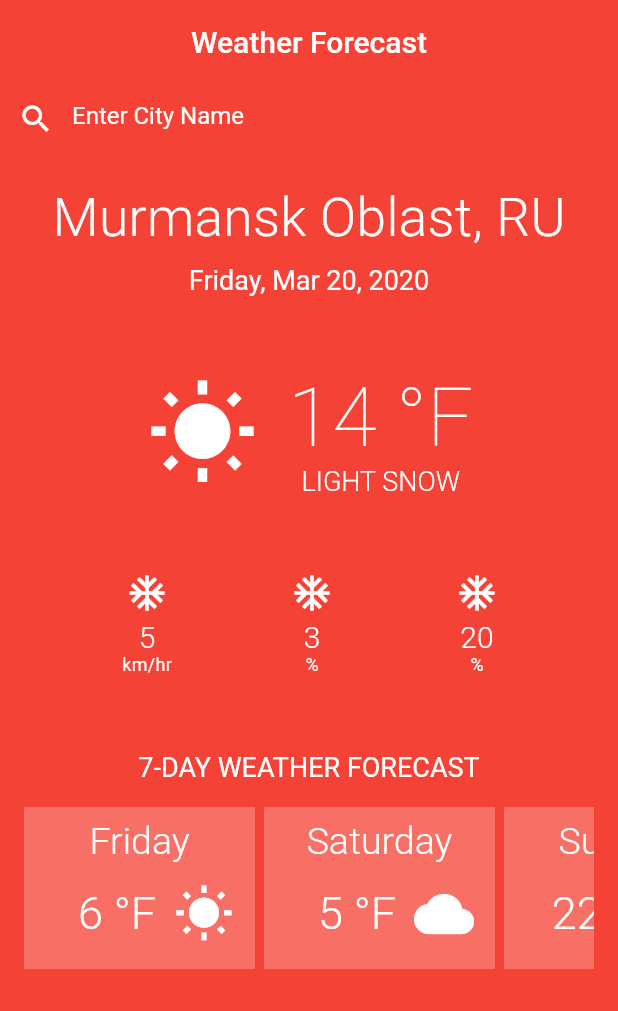
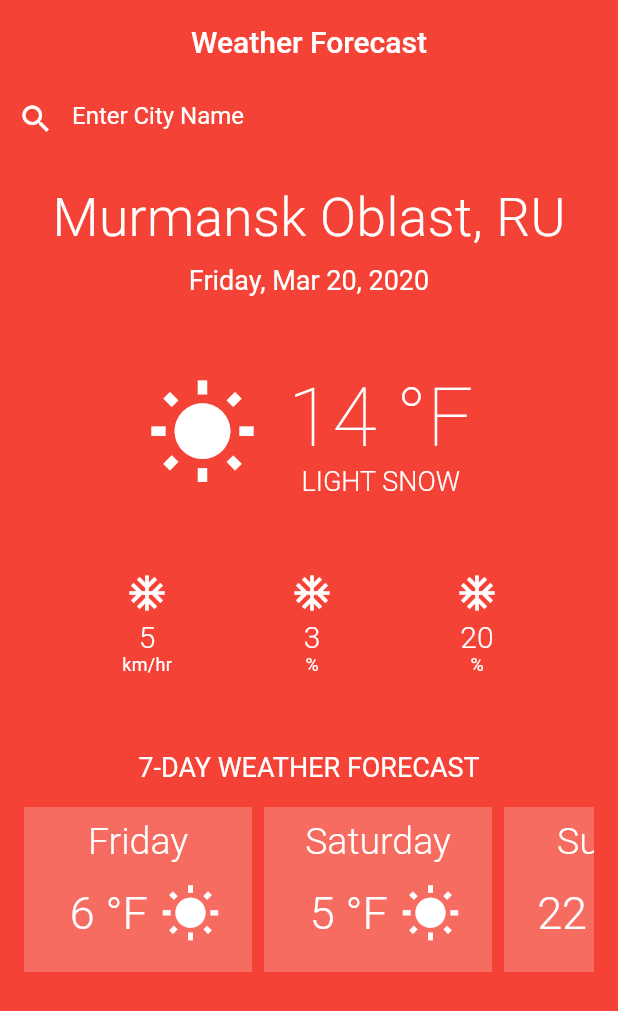
Before and after one commit to DokSna/basic_ui_layout, a Flutter app: the screen it shows after launch, on a phone screen of 412 x 824 dp. Shown: the top 1011 px of the screen. Run offline on Flutter 3.47's test engine with Material 2 defaults, Android fonts, the phone set to English and light mode, and no system bars; missing offline and left inert: pixel_perfect.

Commit message:
Приложение погоды Готово.

```diff
--- a/lib/pages/home_page.dart
+++ b/lib/pages/home_page.dart
@@ -61,11 +61,9 @@ Widget _searchBox() {
               color: Colors.white,
             ),
           ),
-          border: InputBorder.none, //hintText
+          border: InputBorder.none,
           hintText: 'Enter City Name',
           hintStyle: TextStyle(color: Colors.white),
-          // labelText: 'Enter City Name',
-          // labelStyle: TextStyle(color: Colors.white),
         ),
       ),
     ),
@@ -192,14 +190,16 @@ Widget _extraWeatherDetailPlate(icon, String volume, String metr) {
 
 // 7-day weather forecaste
 Widget _nDayForecaste() {
-  return Column(children: [
+  return Padding(
+    padding: const EdgeInsets.symmetric(horizontal: 16.0),
+    child: Column(children: [
       const Text(
         '7-DAY WEATHER FORECAST',
         style: TextStyle(color: Colors.white, fontSize: 18.0),
       ),
       _nDayForecaste_List(),
-    // Row(children: [_nDayForecaste__Card(),]),
-  ]);
+    ]),
+  );
 }
 
 // ignore: camel_case_types
@@ -214,64 +214,54 @@ class _nDayForecaste_List extends StatelessWidget {
 Widget _nDayForecaste_List_Cards() {
   final List<dynamic> items = [
     ['Friday', 6, Icons.wb_sunny],
-    ['Saturday', 5, Icons.wb_cloudy],
-    ['Sunday', 22, Icons.wb_cloudy],
-    ['Monday', 18, Icons.wb_sunny],
+    ['Saturday', 5, Icons.wb_sunny],
+    ['Sunday', 22, Icons.wb_sunny],
+    ['Monday', 18, Icons.wb_cloudy],
     ['Tuesday', 15, Icons.wb_sunny],
     ['Wednesday', 19, Icons.wb_cloudy],
     ['Thursday', 21, Icons.wb_sunny],
   ];
-  // late dynamic koko;
-  // final List<dynamic> itemsday = [
-  //   'Friday',
-  //   'Saturday',
-  //   'Sunday',
-  //   'Monday',
-  //   'Tuesday',
-  //   'Wednesday',
-  //   'Thursday'
-  // ];
   return Container(
+    margin: const EdgeInsets.only(top: 16),
     color: Colors.transparent,
-    width: 380,
-    height: 124,
+    height: 110,
     child: ListView.builder(
-      // koko = ${items[index][2]};
       scrollDirection: Axis.horizontal,
       itemExtent: 160,
       itemCount: 7,
       itemBuilder: (context, index) {
         return Container(
-          margin: const EdgeInsets.only(top: 16, right: 6),
-          padding: const EdgeInsets.all(8),
+          padding: const EdgeInsets.only(top: 8),
+          margin: const EdgeInsets.only(right: 8),
           decoration: const BoxDecoration(
-            color: Color.fromARGB(60, 255, 255, 255),
+            color: Color.fromARGB(55, 255, 255, 255),
           ),
-          // width: 50, //?
-          // height: 20, //?,
-
           child: Column(
             children: [
               Text(
-                // '${itemsday[index]}',
                 '${items[index][0]}',
                 style: const TextStyle(
                     color: Colors.white,
                     fontSize: 25,
                     fontWeight: FontWeight.w300),
               ),
-              Padding(
-                padding: const EdgeInsets.only(top: 14.0, left: 22),
+              Container(
+                padding: const EdgeInsets.only(top: 14, right: 21),
+                child: Row(
+                  mainAxisAlignment: MainAxisAlignment.end,
+                  children: [
+                    Container(
+                      padding: const EdgeInsets.only(left: 21),
+                      width: 90,
                       child: Center(
-                  child: Row(
-                    mainAxisAlignment: MainAxisAlignment.spaceAround,
-                    children: [
-                      Text(
+                        child: Text(
                           '${items[index][1]} °F',
                           style: const TextStyle(
                               color: Colors.white,
                               fontSize: 30,
                               fontWeight: FontWeight.w300),
+                        ),
+                      ),
                     ),
                     Icon(
                       items[index][2],
@@ -281,7 +271,6 @@ Widget _nDayForecaste_List_Cards() {
                   ],
                 ),
               ),
-              ),
             ],
           ),
         );
```
Lines whose indentation alone changed are shown as unchanged.
